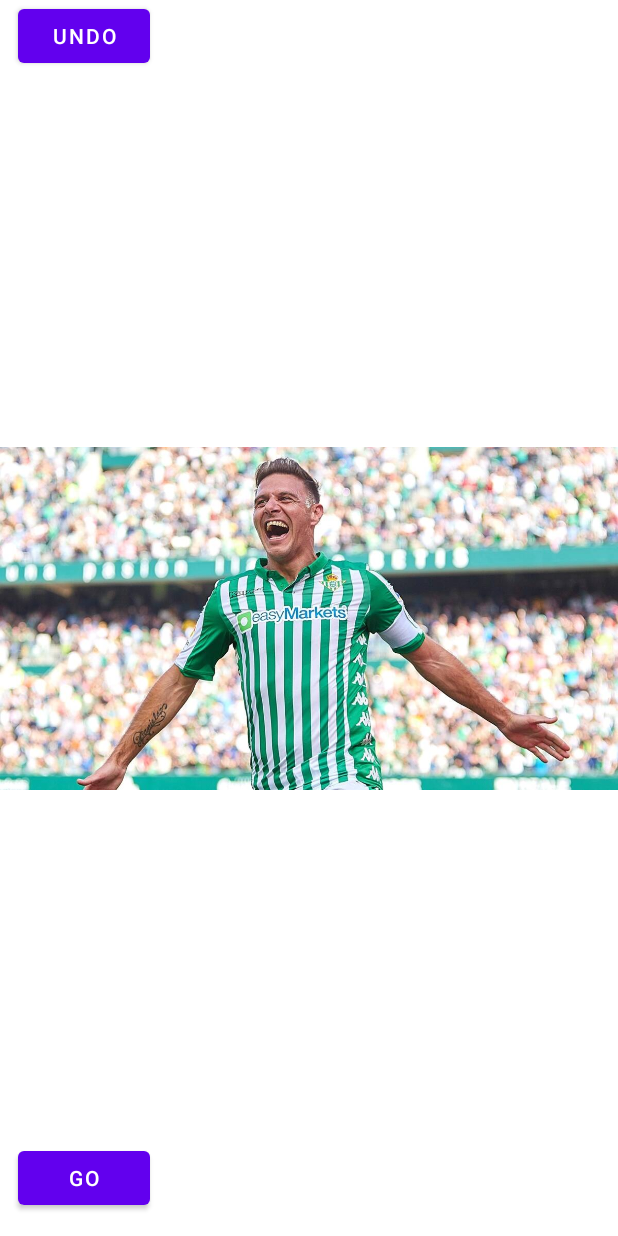
After one commit to kasperbuurDK/CDIOandroidAPP, an Android app: the layout activity_validate.xml on its own in the app's theme, with its tools: preview values and no code run, on a phone screen of 412 x 824 dp. The commit adds this screen. Run offline under Robolectric (Android 15) with nearby library versions, the phone set to English and light mode, and no system bars.

Commit message:
1. Activity set to landscape 2. Empty validate activity and layout added

```diff
--- a/app/src/main/AndroidManifest.xml
+++ b/app/src/main/AndroidManifest.xml
@@ -14,9 +14,15 @@
         android:supportsRtl="true"
         android:theme="@style/Theme.CameraXAPP"
         android:usesCleartextTraffic="true">
-        <activity android:name=".ImgValidation"></activity>
-        <activity android:name=".ResponseActivity2" />
-        <activity android:name=".MainActivity">
+        <activity android:name=".ValidateActivity"
+            android:configChanges="orientation"
+            android:screenOrientation="landscape"></activity>
+        <activity android:name=".ResponseActivity2"
+            android:configChanges="orientation"
+            android:screenOrientation="landscape"/>
+        <activity android:name=".MainActivity"
+            android:configChanges="orientation"
+            android:screenOrientation="landscape">
             <intent-filter>
                 <action android:name="android.intent.action.MAIN" />
 
--- /dev/null
+++ b/app/src/main/java/com/CDIOgroup18/cameraxapp/ValidateActivity.kt
@@ -0,0 +1,7 @@
+package com.CDIOgroup18.cameraxapp
+
+import androidx.appcompat.app.AppCompatActivity
+import kotlinx.android.synthetic.main.activity_validate.*
+
+class ValidateActivity : AppCompatActivity()  {
+}
--- /dev/null
+++ b/app/src/main/res/layout/activity_validate.xml
@@ -0,0 +1,39 @@
+<?xml version="1.0" encoding="utf-8"?>
+<androidx.constraintlayout.widget.ConstraintLayout xmlns:android="http://schemas.android.com/apk/res/android"
+    xmlns:app="http://schemas.android.com/apk/res-auto"
+    xmlns:tools="http://schemas.android.com/tools"
+    android:layout_width="match_parent"
+    android:layout_height="match_parent">
+
+    <ImageView
+        android:id="@+id/imageView"
+        android:layout_width="wrap_content"
+        android:layout_height="wrap_content"
+        android:contentDescription="@string/imageToReview"
+        app:layout_constraintBottom_toBottomOf="parent"
+        app:layout_constraintEnd_toEndOf="parent"
+        app:layout_constraintStart_toStartOf="parent"
+        app:layout_constraintTop_toTopOf="parent"
+        app:srcCompat="@drawable/joaquin" />
+
+    <Button
+        android:id="@+id/undoButton"
+        android:layout_width="wrap_content"
+        android:layout_height="wrap_content"
+        android:layout_marginEnd="300dp"
+        android:text="@string/undoButton"
+        app:layout_constraintEnd_toEndOf="parent"
+        app:layout_constraintStart_toStartOf="parent"
+        app:layout_constraintTop_toTopOf="parent" />
+
+    <Button
+        android:id="@+id/goButton"
+        android:layout_width="wrap_content"
+        android:layout_height="wrap_content"
+        android:layout_marginEnd="300dp"
+        android:text="@string/goButton"
+        app:layout_constraintBottom_toBottomOf="parent"
+        app:layout_constraintEnd_toEndOf="parent"
+        app:layout_constraintStart_toStartOf="parent"
+        app:layout_constraintTop_toBottomOf="@+id/imageView" />
+</androidx.constraintlayout.widget.ConstraintLayout>
--- a/app/src/main/res/values/strings.xml
+++ b/app/src/main/res/values/strings.xml
@@ -6,4 +6,9 @@
     <string name="acceptButton">Accept</string>
     <string name="response_image">Response image from server</string>
     <string name="testbutton">testButton</string>
+    <string name="del1">Go to main screen</string>
+    <string name="imageToReview" />
+    <string name="del">Send Image</string>
+    <string name="goButton">Go</string>
+    <string name="undoButton">Undo</string>
 </resources>
```
